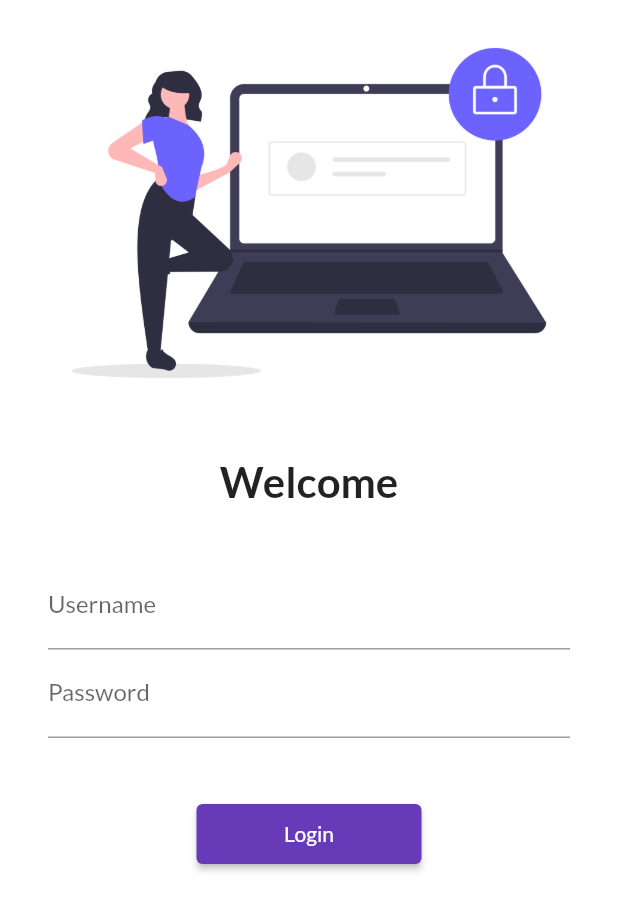
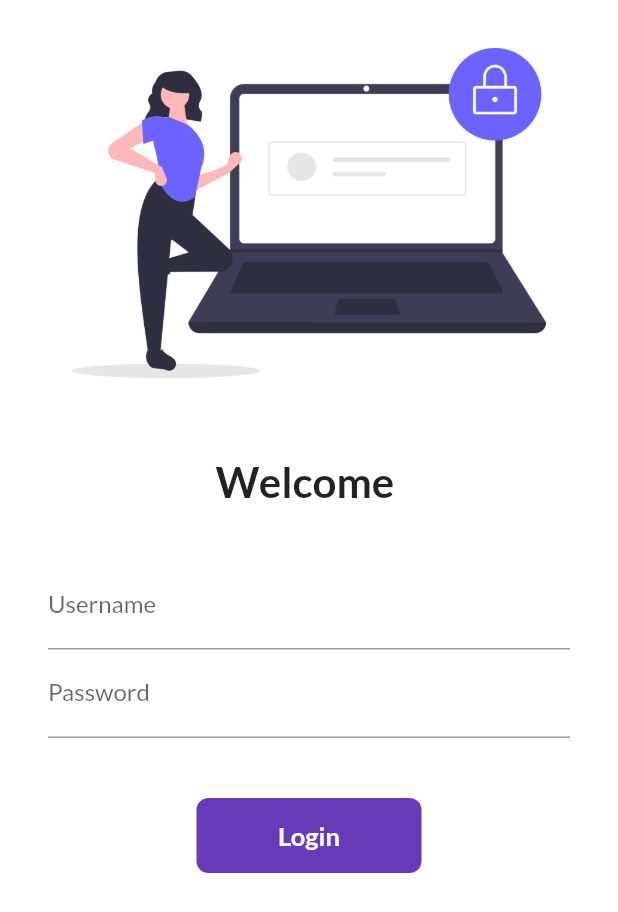
Before and after one commit to Vikrant-Vasu/Catalog-App, a Flutter app: the screen it shows after launch, on a phone screen of 412 x 824 dp. Shown: the top 912 px of the screen. Run offline on Flutter 3.47's test engine with Material 2 defaults, Android fonts, the phone set to English and light mode, and no system bars; our stand-ins replace google_fonts; missing offline and left inert: dart:ffi.

Commit message:
day 6 completed

```diff
--- a/lib/main.dart
+++ b/lib/main.dart
@@ -4,6 +4,7 @@ import 'package:flutter_catalog/pages/login_page.dart';
 import 'package:google_fonts/google_fonts.dart';
 
 void main() {
+  // ignore: prefer_const_constructors
   runApp(MyApp());
 }
 
@@ -16,7 +17,7 @@ class MyApp extends StatelessWidget {
       themeMode: ThemeMode.light,
       theme: ThemeData(
         primarySwatch: Colors.deepPurple,
-        fontFamily: GoogleFonts.lato().fontFamily,
+        fontFamily: GoogleFonts.lato().fontFamily ,
       ),
       //  debugShowCheckedModeBanner: false,
       darkTheme: ThemeData(
--- a/lib/pages/login_page.dart
+++ b/lib/pages/login_page.dart
@@ -3,8 +3,17 @@ import 'dart:ffi';
 import 'package:flutter/material.dart';
 import 'package:flutter_catalog/utils/routes.dart';
 
-class LoginPage extends StatelessWidget {
+class LoginPage extends StatefulWidget {
   const LoginPage({Key? key}) : super(key: key);
+
+  @override
+  State<LoginPage> createState() => _LoginPageState();
+}
+
+class _LoginPageState extends State<LoginPage> {
+  String name = "";
+  bool changeButton = false;
+
   @override
   Widget build(BuildContext context) {
     // ignore: prefer_const_constructors
@@ -20,8 +29,9 @@ class LoginPage extends StatelessWidget {
               const SizedBox(
                 height: 20.0,
               ),
-              const Text(
-                "Welcome",
+              Text(
+                "Welcome $name",
+                // ignore: prefer_const_constructors
                 style: TextStyle(
                   fontSize: 28,
                   fontWeight: FontWeight.bold,
@@ -38,6 +48,10 @@ class LoginPage extends StatelessWidget {
                     TextFormField(
                       decoration: const InputDecoration(
                           hintText: "Enter Username", labelText: "Username"),
+                      onChanged: (value) {
+                        name = value;
+                        setState(() {});
+                      },
                     ),
                     TextFormField(
                       obscureText: true,
@@ -47,14 +61,54 @@ class LoginPage extends StatelessWidget {
                     const SizedBox(
                       height: 40.0,
                     ),
-                    ElevatedButton(
-                      child: const Text("Login"),
-                      // ignore: prefer_const_constructors
-                      style: TextButton.styleFrom(minimumSize: Size(150, 40)),
-                      onPressed: () {
-                        Navigator.pushNamed(context, MyRoutes.homeRoute);
+
+                    InkWell(
+                      onTap: () async {
+                        setState(() {
+                          changeButton = true;
+                        });
+                        // ignore: prefer_const_constructors
+                        await Future.delayed(Duration(seconds: 1));
+                         Navigator.pushNamed(context, MyRoutes.homeRoute);
                       },
+                      child: AnimatedContainer(
+                        // ignore: prefer_const_constructors
+                        duration: Duration(seconds: 1),
+                        width: changeButton ? 50 : 150,
+                        height: 50,
+
+                        alignment: Alignment.center,
+
+                        child: changeButton
+                            // ignore: prefer_const_constructors
+                            ? Icon(
+                                Icons.done,
+                                color: Colors.white,
+                              )
+                            // ignore: prefer_const_constructors
+                            : Text(
+                                "Login",
+                                // ignore: prefer_const_constructors
+                                style: TextStyle(
+                                    color: Colors.white,
+                                    fontWeight: FontWeight.bold,
+                                    fontSize: 17),
+                              ),
+
+                        decoration: BoxDecoration(
+                            color: Colors.deepPurple,
+                            borderRadius:
+                                BorderRadius.circular(changeButton ? 50 : 8)),
+                      ),
                     )
+                    //   ElevatedButton(
+                    //    child: const Text("Login"),
+                    //    // ignore: prefer_const_constructors
+                    //    style: TextButton.styleFrom(minimumSize: Size(150, 40)),
+                    //    onPressed: () {
+                    //     Navigator.pushNamed(context, MyRoutes.homeRoute);
+                    //   },
+                    // )
                   ],
                 ),
               )
```
